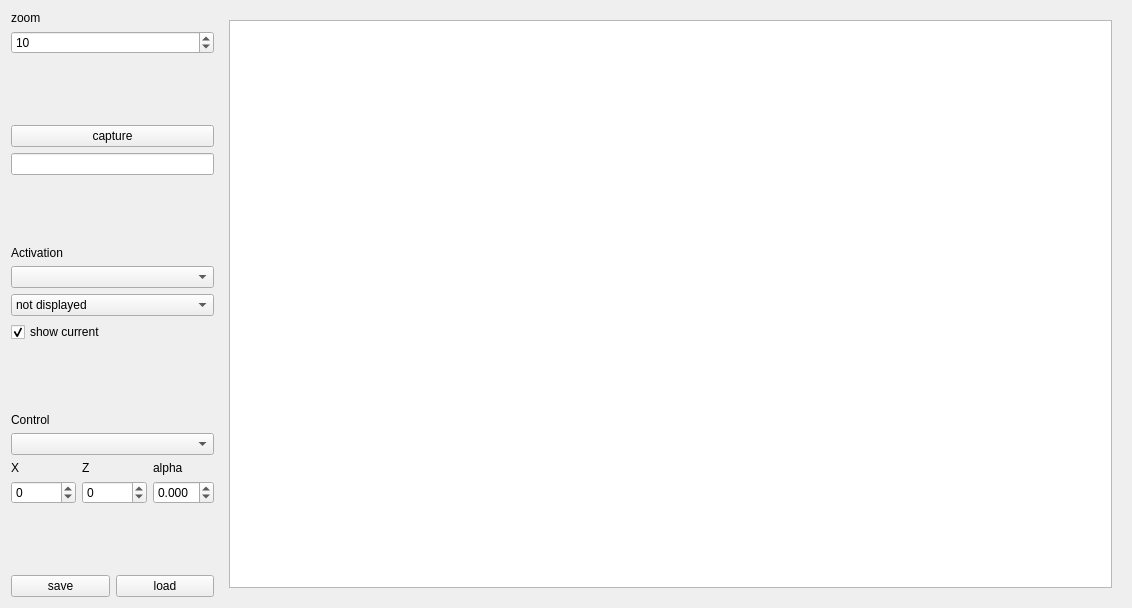
mhaut/mapgenerator, file src/mainUI.ui: the form before one commit.
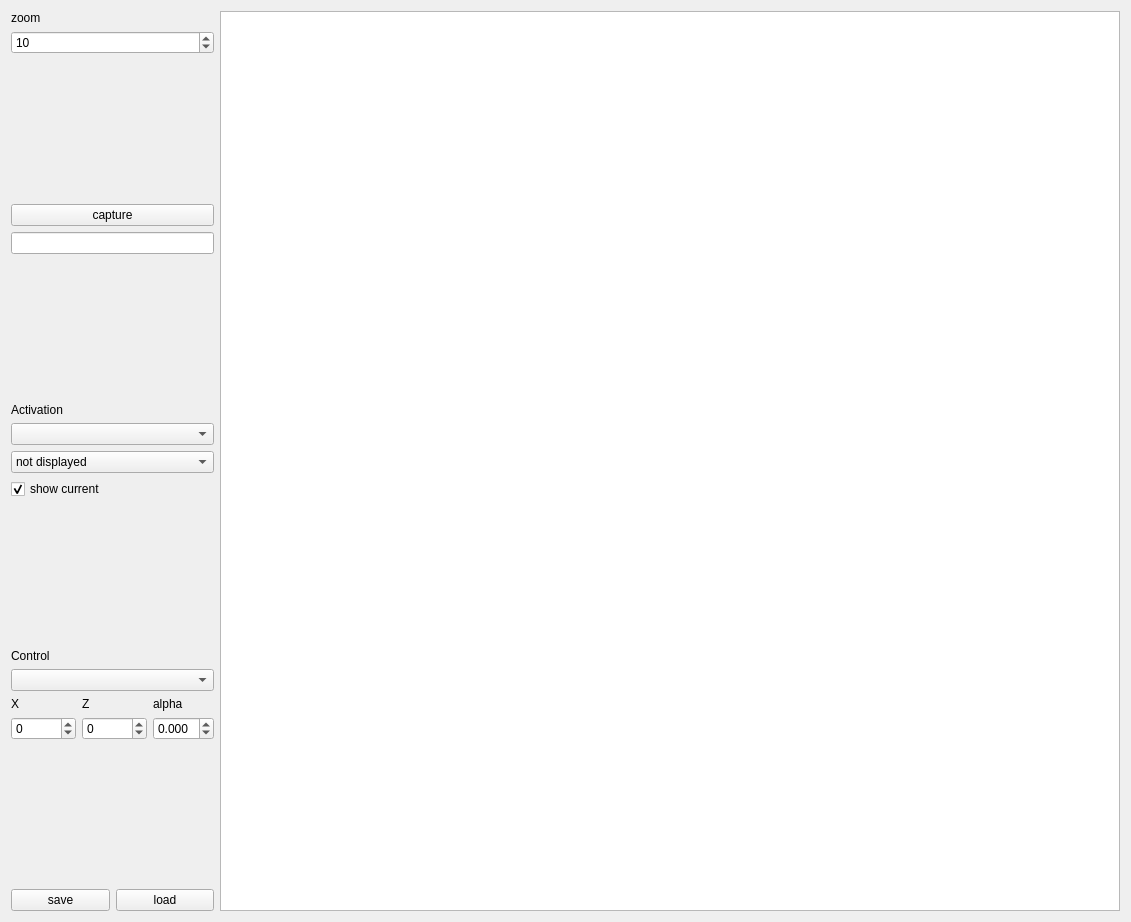
The form after the commit.

The edit to the form file:
```diff
--- a/src/mainUI.ui
+++ b/src/mainUI.ui
@@ -6,15 +6,15 @@
    <rect>
     <x>0</x>
     <y>0</y>
-    <width>1132</width>
-    <height>608</height>
+    <width>965</width>
+    <height>595</height>
    </rect>
   </property>
   <property name="windowTitle">
    <string>displaybot</string>
   </property>
-  <layout class="QHBoxLayout" name="horizontalLayout">
-   <item>
+  <layout class="QGridLayout" name="gridLayout_2">
+   <item row="0" column="0">
     <layout class="QVBoxLayout" name="verticalLayout">
      <item>
       <widget class="QLabel" name="label">
@@ -240,17 +240,29 @@
      </item>
     </layout>
    </item>
-   <item>
-    <widget class="QWidget" name="widget" native="true">
-     <layout class="QGridLayout" name="gridLayout_2">
-      <item row="0" column="0">
+   <item row="0" column="1">
        <widget class="QGraphicsView" name="graphicsViewLaser">
+     <property name="enabled">
+      <bool>true</bool>
+     </property>
         <property name="sizePolicy">
          <sizepolicy hsizetype="Expanding" vsizetype="Expanding">
           <horstretch>22</horstretch>
           <verstretch>0</verstretch>
          </sizepolicy>
         </property>
+     <property name="minimumSize">
+      <size>
+       <width>900</width>
+       <height>900</height>
+      </size>
+     </property>
+     <property name="maximumSize">
+      <size>
+       <width>900</width>
+       <height>900</height>
+      </size>
+     </property>
         <property name="cursor" stdset="0">
          <cursorShape>ArrowCursor</cursorShape>
         </property>
@@ -260,9 +272,9 @@
         <property name="horizontalScrollBarPolicy">
          <enum>Qt::ScrollBarAlwaysOff</enum>
         </property>
-       </widget>
-      </item>
-     </layout>
+     <property name="interactive">
+      <bool>true</bool>
+     </property>
     </widget>
    </item>
   </layout>
```
Lines whose indentation alone changed are shown as unchanged.
